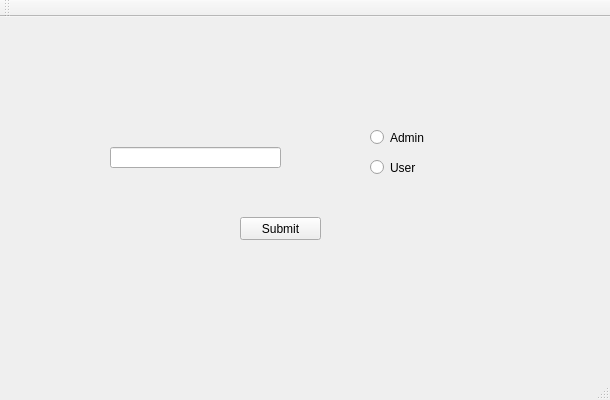
First picture: the form in mainwindow.ui, repository MFava91/LinQedIn, before the edit.
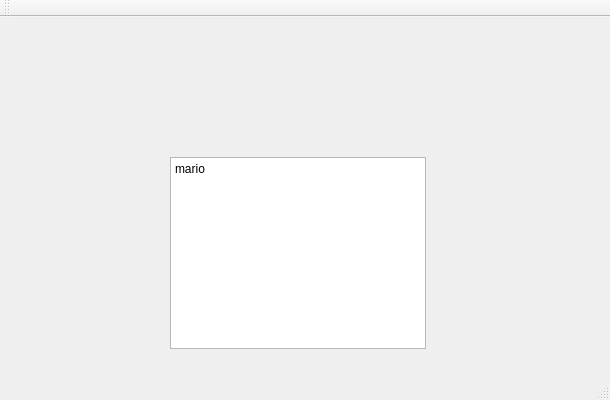
Second picture: the form after the edit.

Commit message: collegate le view di client e admin a mainwindow

What changed in the file:
```diff
--- a/mainwindow.ui
+++ b/mainwindow.ui
@@ -14,71 +14,23 @@
    <string>MainWindow</string>
   </property>
   <widget class="QWidget" name="centralWidget">
-   <widget class="QStackedWidget" name="stackedWidget">
+   <widget class="QTextBrowser" name="textBrowser">
     <property name="geometry">
      <rect>
-      <x>0</x>
-      <y>10</y>
-      <width>601</width>
-      <height>361</height>
+      <x>170</x>
+      <y>140</y>
+      <width>256</width>
+      <height>192</height>
      </rect>
     </property>
-    <property name="currentIndex">
-     <number>0</number>
+    <property name="html">
+     <string>&lt;!DOCTYPE HTML PUBLIC &quot;-//W3C//DTD HTML 4.0//EN&quot; &quot;http://www.w3.org/TR/REC-html40/strict.dtd&quot;&gt;
+&lt;html&gt;&lt;head&gt;&lt;meta name=&quot;qrichtext&quot; content=&quot;1&quot; /&gt;&lt;style type=&quot;text/css&quot;&gt;
+p, li { white-space: pre-wrap; }
+&lt;/style&gt;&lt;/head&gt;&lt;body style=&quot; font-family:'Sans Serif'; font-size:9pt; font-weight:400; font-style:normal;&quot;&gt;
+&lt;p style=&quot; margin-top:0px; margin-bottom:0px; margin-left:0px; margin-right:0px; -qt-block-indent:0; text-indent:0px;&quot;&gt;mario&lt;/p&gt;
+&lt;p style=&quot;-qt-paragraph-type:empty; margin-top:0px; margin-bottom:0px; margin-left:0px; margin-right:0px; -qt-block-indent:0; text-indent:0px;&quot;&gt;&lt;br /&gt;&lt;/p&gt;&lt;/body&gt;&lt;/html&gt;</string>
     </property>
-    <widget class="QWidget" name="paginaLogin">
-     <widget class="QPushButton" name="ButtonLogin">
-      <property name="geometry">
-       <rect>
-        <x>240</x>
-        <y>190</y>
-        <width>81</width>
-        <height>23</height>
-       </rect>
-      </property>
-      <property name="text">
-       <string>Submit</string>
-      </property>
-     </widget>
-     <widget class="QRadioButton" name="radioUser">
-      <property name="geometry">
-       <rect>
-        <x>370</x>
-        <y>130</y>
-        <width>102</width>
-        <height>21</height>
-       </rect>
-      </property>
-      <property name="text">
-       <string>User</string>
-      </property>
-     </widget>
-     <widget class="QRadioButton" name="radioAdmin">
-      <property name="geometry">
-       <rect>
-        <x>370</x>
-        <y>100</y>
-        <width>102</width>
-        <height>21</height>
-       </rect>
-      </property>
-      <property name="text">
-       <string>Admin</string>
-      </property>
-     </widget>
-     <widget class="QLineEdit" name="Username">
-      <property name="geometry">
-       <rect>
-        <x>110</x>
-        <y>120</y>
-        <width>171</width>
-        <height>21</height>
-       </rect>
-      </property>
-     </widget>
-    </widget>
-    <widget class="QWidget" name="paginaAdmin"/>
-    <widget class="QWidget" name="paginaUtente"/>
    </widget>
   </widget>
   <widget class="QMenuBar" name="menuBar">
```
Left out of the diff: 35 changed lines with no effect on the pictures. The commit also changes 5 other files.
